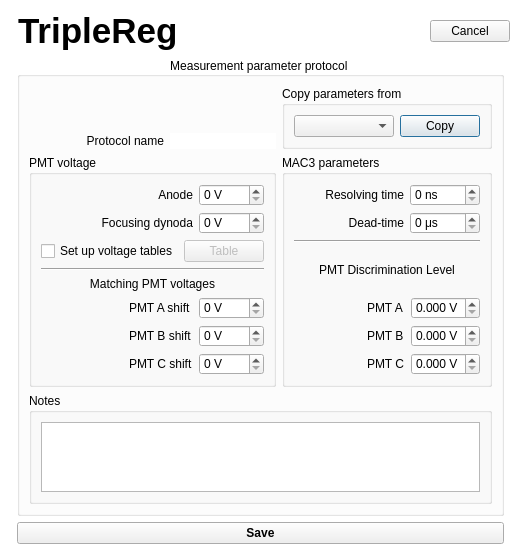
First picture: the form in TripleReg/dialogprotocol.ui, repository ziemastz/SL, before the edit.
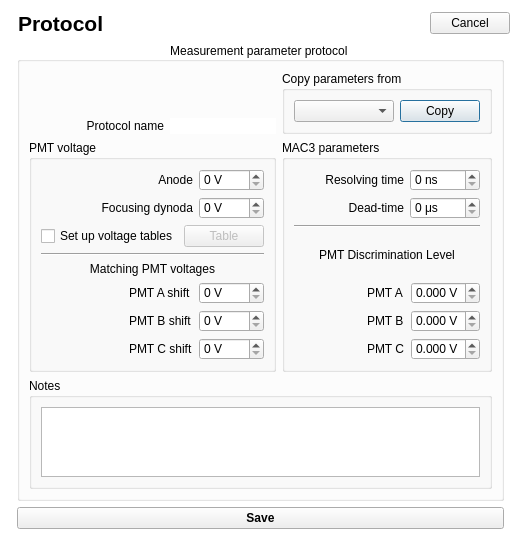
Second picture: the form after the edit. Icons and pictures are not drawn.

Commit message: bug with dialogProtocol -> table load

Patch:
```diff
--- a/TripleReg/dialogprotocol.ui
+++ b/TripleReg/dialogprotocol.ui
@@ -26,8 +26,8 @@
       <widget class="QLabel" name="logo_label">
        <property name="maximumSize">
         <size>
-         <width>50</width>
-         <height>50</height>
+         <width>30</width>
+         <height>30</height>
         </size>
        </property>
        <property name="text">
@@ -55,13 +55,13 @@
       <widget class="QLabel" name="label_2">
        <property name="font">
         <font>
-         <pointsize>26</pointsize>
+         <pointsize>16</pointsize>
          <weight>75</weight>
          <bold>true</bold>
         </font>
        </property>
        <property name="text">
-        <string>TripleReg</string>
+        <string>Protocol</string>
        </property>
        <property name="alignment">
         <set>Qt::AlignBottom|Qt::AlignLeading|Qt::AlignLeft</set>
```
Left out of the diff: 4 changed lines with no effect on the pictures. The commit also changes 17 other files.
